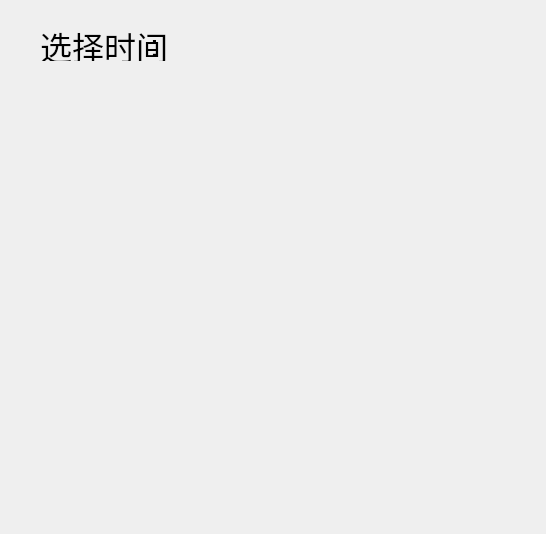
The window that pickresultdiagram.ui (EsZHU/QtExamSystem) describes before a commit, drawn with Qt 5.
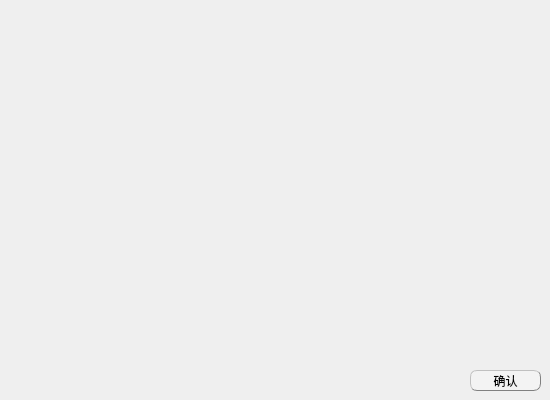
The same window after the commit.

What changed in the file:
```diff
--- a/pickresultdiagram.ui
+++ b/pickresultdiagram.ui
@@ -6,20 +6,20 @@
    <rect>
     <x>0</x>
     <y>0</y>
-    <width>546</width>
-    <height>534</height>
+    <width>550</width>
+    <height>400</height>
    </rect>
   </property>
   <property name="minimumSize">
    <size>
-    <width>546</width>
-    <height>534</height>
+    <width>550</width>
+    <height>400</height>
    </size>
   </property>
   <property name="maximumSize">
    <size>
-    <width>546</width>
-    <height>534</height>
+    <width>550</width>
+    <height>400</height>
    </size>
   </property>
   <property name="windowTitle">
@@ -29,64 +29,28 @@
    <property name="geometry">
     <rect>
      <x>9</x>
-     <y>79</y>
+     <y>9</y>
      <width>531</width>
-     <height>441</height>
+     <height>351</height>
     </rect>
    </property>
   </widget>
-  <widget class="QLabel" name="label_2">
+  <widget class="QPushButton" name="closeButton">
    <property name="geometry">
     <rect>
-     <x>150</x>
-     <y>30</y>
-     <width>41</width>
-     <height>31</height>
+     <x>470</x>
+     <y>370</y>
+     <width>71</width>
+     <height>21</height>
     </rect>
    </property>
-   <property name="font">
-    <font>
-     <pointsize>24</pointsize>
-    </font>
+   <property name="styleSheet">
+    <string notr="true">QPushButton{background-color: rgb(243, 243, 243);border:0.5px groove gray;border-radius:7px;padding:2px 4px;border-style: outset;}
+QPushButton:hover{background-color:rgb(229, 241, 251); color: black;}
+QPushButton:pressed{background-color:rgb(191, 190, 192);border-style: inset;}</string>
    </property>
    <property name="text">
-    <string>:</string>
-   </property>
-  </widget>
-  <widget class="QLabel" name="labelValue">
-   <property name="geometry">
-    <rect>
-     <x>170</x>
-     <y>30</y>
-     <width>321</width>
-     <height>31</height>
-    </rect>
-   </property>
-   <property name="font">
-    <font>
-     <pointsize>24</pointsize>
-    </font>
-   </property>
-   <property name="text">
-    <string/>
-   </property>
-  </widget>
-  <widget class="QLabel" name="labelKey">
-   <property name="geometry">
-    <rect>
-     <x>40</x>
-     <y>30</y>
-     <width>131</width>
-     <height>31</height>
-    </rect>
-   </property>
-   <property name="font">
-    <font>
-     <pointsize>24</pointsize>
-    </font>
-   </property>
-   <property name="text">
-    <string>选择时间</string>
+    <string>确认</string>
    </property>
   </widget>
  </widget>
```
Left out of the diff: 2 changed lines with no effect on the pictures.
